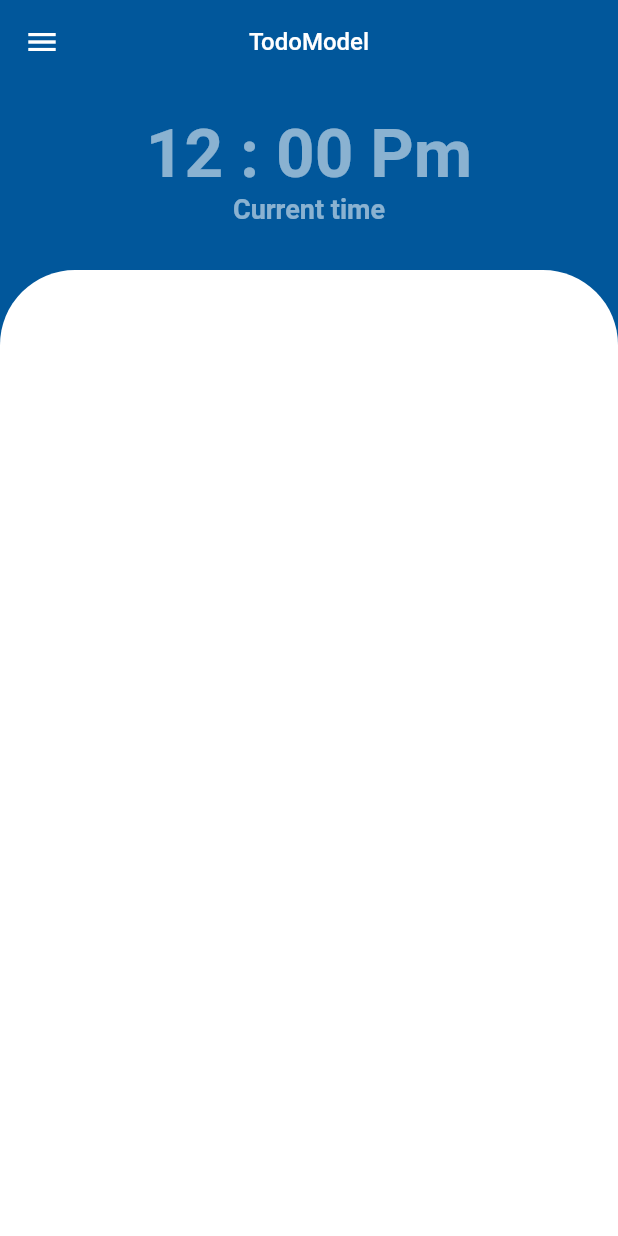
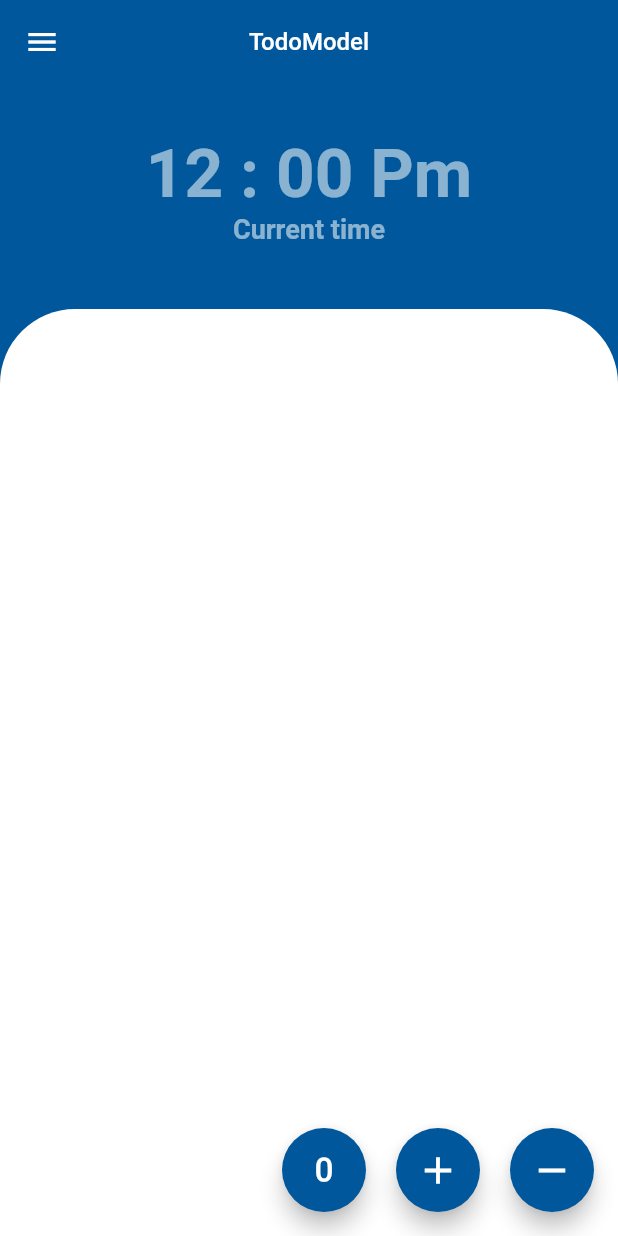
Before and after one commit to Delarram/provide, a Flutter app: the screen it shows after launch, on a phone screen of 412 x 824 dp. Run offline on Flutter 3.47's test engine with Material 2 defaults, Android fonts, the phone set to English and light mode, and no system bars.

Commit message:
changed container padding and added floating action button

```diff
--- a/lib/models/todo_model.dart
+++ b/lib/models/todo_model.dart
@@ -1,21 +1,27 @@
-
 import 'package:easyapproach/models/taskmodel.dart';
 import 'package:flutter/cupertino.dart';
 
-class TodoModel extends ChangeNotifier{
-  int index = 0;
+class TodoModel extends ChangeNotifier {
+
   List<TaskModel> taskList = [];
-
-  addTaskInList(){
-    TaskModel taskModel = TaskModel(title: taskList.length.toString(),detail: taskList.length.toString(),icon: taskList.length.toString());
+      int index = 0;
+  addTaskInList() {
+    TaskModel taskModel = TaskModel(
+        title: taskList.length.toString(),
+        detail: taskList.length.toString(),
+        icon: taskList.length.toString());
     taskList.add(taskModel);
     notifyListeners();
   }
 
- // void reset(){
-   // TaskModel taskModel = TaskModel(title: taskList.length.toString(),detail: taskList.length.toString(),icon: taskList.length.toString());
-     //taskList.clear();
-    //notifyListeners();
-//  }
+   reset() {
+    // TaskModel taskModel = TaskModel(title: taskList.length.toString(),detail: taskList.length.toString(),icon: taskList.length.toString());
+    taskList.clear();
+    notifyListeners();
+  }
+   remove(){
+   taskList.remove("");
+    notifyListeners();
+    }
 
 }
--- a/lib/view/my_home_page.dart
+++ b/lib/view/my_home_page.dart
@@ -13,105 +13,154 @@ class MyHomePage extends StatelessWidget {
         elevation: 0,
         backgroundColor: Colors.lightBlue[900],
         centerTitle: true,
-        title: const Text("TodoModel",style: TextStyle(fontSize: 16,fontFamily: "roboto"),
+        title: const Text(
+          "TodoModel",
+          style: TextStyle(fontSize: 16, fontFamily: "roboto"),
         ),
         leading: IconButton(
           onPressed: () {},
           icon: const Icon(Icons.menu),
         ),
       ),
-      body: ListView(
-        scrollDirection: Axis.vertical,
+      body: Column(
         children: [
-          Column(
+          SizedBox(
+            width: double.infinity,
+            height: 120,
+            child: Column(
               crossAxisAlignment: CrossAxisAlignment.center,
-
-            children: const <Widget> [
-              SizedBox(height: 20,),
-              Text("12 : 00 Pm",
-                style:TextStyle(fontSize: 45,fontWeight: FontWeight.bold,color: Colors.white54),),
-              Text("Current time",
-                style:TextStyle(fontSize: 18,fontWeight: FontWeight.bold,color: Colors.white54),
+              mainAxisAlignment: MainAxisAlignment.center,
+              children: const <Widget>[
+                SizedBox(
+                  height: 20,
+                ),
+                Text(
+                  "12 : 00 Pm",
+                  style: TextStyle(
+                      fontSize: 45,
+                      fontWeight: FontWeight.bold,
+                      color: Colors.white54),
+                ),
+                Text(
+                  "Current time",
+                  style: TextStyle(
+                      fontSize: 18,
+                      fontWeight: FontWeight.bold,
+                      color: Colors.white54),
                 ),
               ],
+            ),
           ),
           const SizedBox(
             height: 30,
           ),
-          Container(
-            height: 700,
+          Expanded(
+            child: Container(
+              width: double.infinity,
+              height: double.infinity,
               decoration: const BoxDecoration(
                   color: Colors.white,
-             borderRadius: BorderRadius.only(topLeft:
-             Radius.circular(50),topRight: Radius.circular(50)
-             )
-           ),
-             child: Consumer<TodoModel>
-               (builder: ((context, todo, child) =>
-                ListView.builder(
+                  borderRadius: BorderRadius.only(
+                      topLeft: Radius.circular(50),
+                      topRight: Radius.circular(50))),
+              child: Consumer<TodoModel>(
+                builder: ((context, todo, child) => Padding(
+                  padding: const EdgeInsets.only(top: 60),
+                  child: ListView.builder(
                       scrollDirection: Axis.vertical,
                       shrinkWrap: true,
+                      padding: EdgeInsets.only(bottom: 100),
                       itemCount: todo.taskList.length,
-                    itemBuilder:(context,index)=>
-                        Padding(
+                      itemBuilder: (context, index) => Padding(
                             padding: const EdgeInsets.all(15.0),
                             child: Row(
                               mainAxisAlignment: MainAxisAlignment.spaceBetween,
-
                               children: [
                                 CircleAvatar(
-                                backgroundImage:  AssetImage("assets/earth.png"),backgroundColor: Colors.transparent,
+                                  backgroundImage: AssetImage("assets/earth.png"),
+                                  backgroundColor: Colors.transparent,
                                   radius: 35,
-
-
                                   onBackgroundImageError: (e, s) {
                                     debugPrint('image issue, $e,$s');
                                   },
                                 ),
-                          SizedBox(width: 30,),
+                                SizedBox(
+                                  width: 30,
+                                ),
                                 Expanded(
                                   child: ListTile(
-                              title: Text("This is todo ${todo.taskList[index].title}",style: const TextStyle(fontSize: 15,fontWeight: FontWeight.bold),
+                                    title: Text(
+                                      "This is todo ${todo.taskList[index].title}",
+                                      style: const TextStyle(
+                                          fontSize: 15,
+                                          fontWeight: FontWeight.bold),
                                     ),
-                              subtitle: Text("This is todo ${todo.taskList[index].detail}",style: const TextStyle(fontSize: 15,fontWeight: FontWeight.bold),
+                                    subtitle: Text(
+                                      "This is todo ${todo.taskList[index].detail}",
+                                      style: const TextStyle(
+                                          fontSize: 15,
+                                          fontWeight: FontWeight.bold),
                                     ),
-                              trailing: Icon(Icons.check_circle, color: Colors.greenAccent,),
+                                    trailing: Icon(
+                                      Icons.check_circle,
+                                      color: Colors.greenAccent,
+                                    ),
                                   ),
                                 ),
                               ],
                             ),
-                        )
-                )
+                          )),
+                )),
               ),
             ),
           ),
-
         ],
       ),
-    //  floatingActionButton: FloatingActionButton(
-      //  child: Icon(Icons.add),
-        //onPressed: (){
-          //Provider.of<TodoModel>(context,listen: false).addTaskInList();
-        //},
-      //),
-    //  floatingActionButton: Row(
-      //  mainAxisAlignment: MainAxisAlignment.end,
-        //children: [
-         // FloatingActionButton(onPressed: (){
-           // Provider.of<TodoModel>(context,listen: false).reset();
-          //},
-          //backgroundColor: Colors.lightBlue[900],
-            //child: Icon(Icons.exposure_zero_rounded,color: Colors.white,size: 30,),
-          //),
-          //const SizedBox(width: 30,),
-          //FloatingActionButton(onPressed: (){
-            //Provider.of<TodoModel>(context,listen: false).addTaskInList();
-          //},
-          //backgroundColor: Colors.lightBlue[900],
-          //child:  Icon(Icons.add,color: Colors.white,size: 30,),
-          //)
-        //],
-      //),
+      floatingActionButton: Row(
+        mainAxisAlignment: MainAxisAlignment.end,
+        children: [
+          FloatingActionButton(
+            onPressed: () {
+              Provider.of<TodoModel>(context, listen: false).reset();
+            },
+            backgroundColor: Colors.lightBlue[900],
+            child: Icon(
+              Icons.exposure_zero_rounded,
+              color: Colors.white,
+              size: 30,
+            ),
+          ),
+          const SizedBox(
+            width: 20,
+          ),
+          FloatingActionButton(
+            onPressed: () {
+              Provider.of<TodoModel>(context, listen: false).addTaskInList();
+            },
+            backgroundColor: Colors.lightBlue[900],
+            child: Icon(
+              Icons.add,
+              color: Colors.white,
+              size: 30,
+            ),
+          ),
+          const SizedBox(
+            width: 20,
+          ),
+          FloatingActionButton(
+            onPressed: () {
+              Provider.of<TodoModel>(context, listen: false).remove();
+              print("hello");
+            },
+            backgroundColor: Colors.lightBlue[900],
+            child: Icon(
+              Icons.remove,
+              color: Colors.white,
+              size: 30,
+            ),
+          )
+        ],
+      ),
     );
   }
 }
```
Lines whose indentation alone changed are shown as unchanged.
